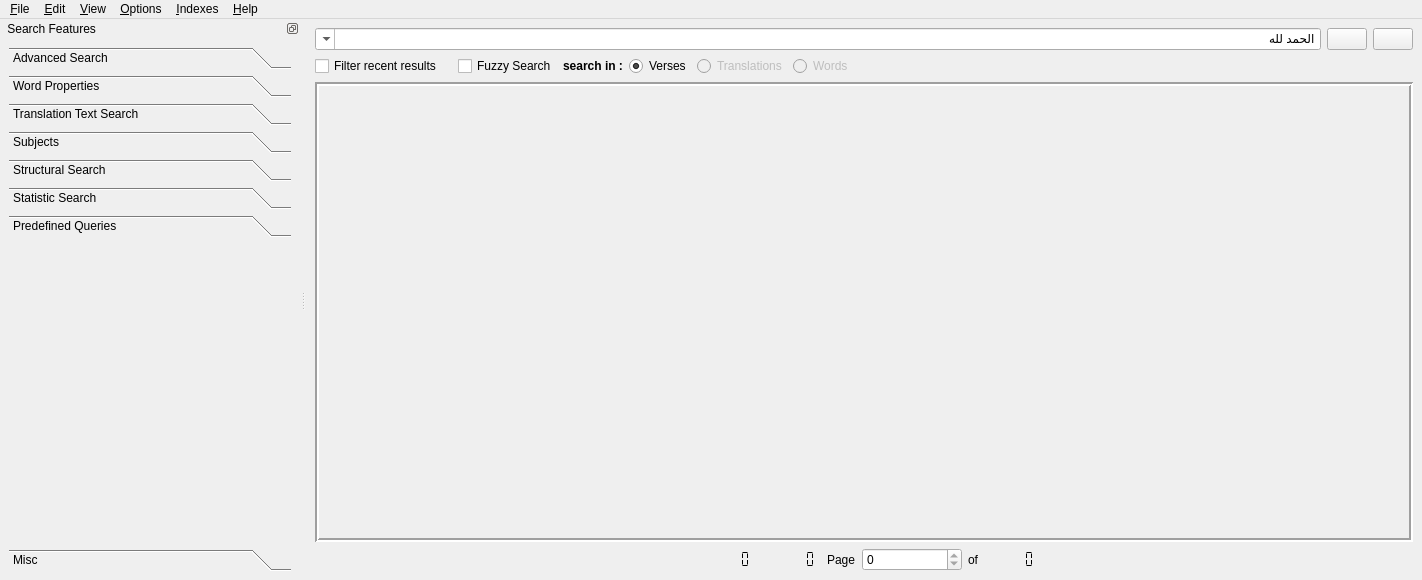
Above: src/alfanous-desktop/UI/mainform.ui from Alfanous-team/alfanous before the change. Below: the same form after it.
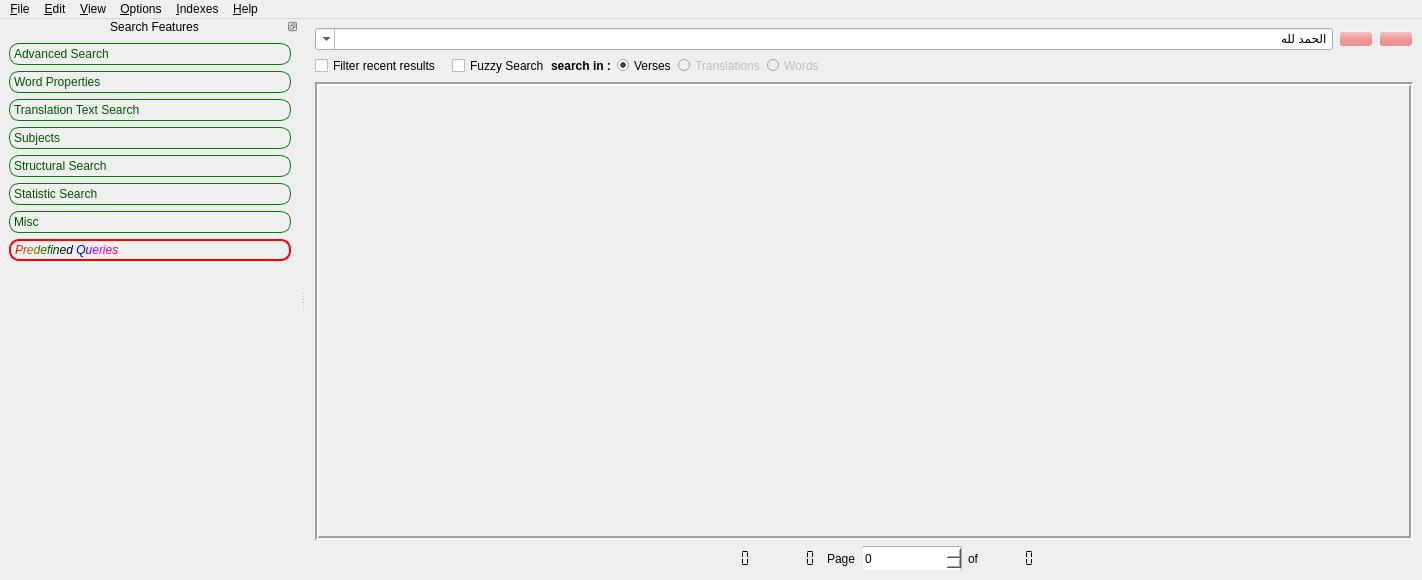
That is the form after the change. The open tabs and pages were chosen to show the change. Icons and pictures are not drawn.

Commit message: Re-include qt style sheet to improve the skin of the app

```diff
--- a/src/alfanous-desktop/UI/mainform.ui
+++ b/src/alfanous-desktop/UI/mainform.ui
@@ -45,6 +45,365 @@
   <property name="layoutDirection">
    <enum>Qt::LeftToRight</enum>
   </property>
+  <property name="styleSheet">
+   <string notr="true"> QToolBox::tab {
+         background: qlineargradient(x1: 0, y1: 0, x2: 0, y2: 1,
+                                     stop: 0 #E1F1E1, stop: 0.4 #DDEDDD,
+                                     stop: 0.5 #D8E8D8, stop: 1.0 #D3E3D3);
+         border-radius: 10px;
+         color: rgb(0, 85, 0);
+     border: 1px solid green;
+     }
+
+     QToolBox::tab:selected { /* italicize selected tabs */
+  background: qlineargradient(x1: 0, y1: 0, x2: 0, y2: 1,
+                                     stop: 0 #C1D1C1, stop: 0.4 #BDCDBD,
+                                     stop: 0.5 #B8C8B8, stop: 1.0 #B3C3B3);
+         font: italic;
+         color: qlineargradient(spread:pad, x1:0, y1:0, x2:1, y2:0, stop:0 rgba(255, 0, 0, 255), stop:0.166 rgba(138, 138, 0, 255), stop:0.333 rgba(0, 92, 0, 255), stop:0.5 rgba(0, 0, 0, 255), stop:0.666 rgba(0, 0, 255, 255), stop:0.833 rgba(255, 0, 255, 255), stop:1 rgba(255, 0, 0, 255));
+     border: 2px solid red;
+}
+
+
+
+
+QDockWidget {
+     border: 1px solid lightgray;
+
+     titlebar-close-icon: url(:/resources/application_exit.png);
+	border-radius:5px;
+ 	icon-size: 64px;
+ }
+
+ QDockWidget::title {
+     text-align: center; /* align the text to the left */
+
+     padding-left: 20px;
+ }
+
+ QDockWidget::close-button, QDockWidget::float-button {
+     border: 1px solid transparent;
+     padding: 0px;
+ }
+
+ QDockWidget::close-button:hover, QDockWidget::float-button:hover {
+
+ }
+
+ QDockWidget::close-button:pressed, QDockWidget::float-button:pressed {
+     padding: 1px -1px -1px 1px;
+ }
+
+QPushButton { background: qlineargradient(spread:pad, x1:0.504091, y1:0.619, x2:0.487, y2:0, stop:0 rgba(240, 146, 146, 255), stop:1 rgba(238, 197, 197, 255)) ;
+ border: 1px solid #f5f6fa;
+     border-radius: 3px; }
+
+QToolButton { background: qlineargradient(spread:pad, x1:0.504091, y1:0.619, x2:0.487, y2:0, stop:0 rgba(162, 200, 160, 255), stop:1 rgba(226, 225, 221, 255));
+ border: 1px solid #f5f6fa;
+     border-radius: 3px; }
+
+
+
+
+
+
+ QMenuBar::item:selected,QPushButton:hover,QToolButton:hover { /* when selected using mouse or keyboard */
+border: 1px solid #f5f6fa;
+     border-radius: 3px;
+
+     background-color: qlineargradient(x1:0, y1:0, x2:0, y2:1,
+                                       stop:0 #d0d0d0 stop:0.5 #259478 stop:1 #57a792);
+ }
+
+ QMenuBar::item:pressed,QPushButton:pressed,QToolButton:pressed{
+          border: 1px solid grey;
+     border-radius: 3px;
+
+background-color: qlineargradient(x1:0, y1:0, x2:0, y2:1,
+                                       stop:0 #e0e0e0 stop:0.5 #257894 stop:1 #5792a7);
+
+}
+
+
+
+
+ QMenu::item { /* when selected using mouse or keyboard */
+
+margin-left: 2px;
+margin-right: 2px;
+
+padding-top: 4px;
+padding-bottom: 4px;
+padding-left: 28px;
+padding-right: 14px;
+
+/*background:blue;*/
+/*padding: 2px 0px 2px -1px;*/
+}
+
+ QMenu::item:selected { /* when selected using mouse or keyboard */
+     border: 1px solid #a7dbff;
+     border-radius: 3px;
+	color: white;
+     background-color: qlineargradient(x1:0, y1:0, x2:0, y2:1,
+                                       stop:0 #f1f1f1 stop:1 #e4f0f5);
+
+margin-left: 1px;
+
+padding-left: 28px;
+
+
+/*padding: 2px 0px 2px -1px;*/
+}
+
+
+
+
+QMenu::indicator:unchecked { /* when selected using mouse or keyboard */
+
+     border-radius: 3px;
+
+}
+
+QMenu::indicator:checked:enabled { /* when selected using mouse or keyboard */
+     border: 1px solid #a7dbff;
+     border-radius: 3px;
+
+     background-color: #e6eff4;
+
+     image: url(:/resources/menu_indicator.png)
+}
+
+
+QMenu::indicator:checked:!enabled { /* when selected using mouse or keyboard */
+     image: url(:/resources/menu_indicator_disabled.png)
+}
+
+
+
+QMenu::separator {
+    height: 2px;
+    margin-left: 0px;
+margin-top: 4px;
+margin-bottom: 4px;
+
+background-color: #aaeeaa;
+
+}
+
+QGroupBox {
+     border: 1px solid green;
+	border-radius:5px;
+	margin: 6px 2px 2px 2px;
+}
+
+QGroupBox::title {
+     subcontrol-origin: margin;
+     subcontrol-position: top left; /* position at the top center */
+     padding: 0 3px;
+}
+
+ QCheckBox {
+     spacing: 5px;
+ }
+
+ QCheckBox::indicator {
+     width: 13px;
+     height: 13px;
+ }
+
+ QCheckBox::indicator:unchecked {
+     image: url(:/resources/checkbox_off_enabled.png);
+ }
+
+ QCheckBox::indicator:unchecked:!enabled {
+     image: url(:/resources/checkbox_off_disabled.png);
+ }
+
+ QCheckBox::indicator:unchecked:hover {
+     image: url(:/resources/checkbox_off_enabled_hover.png);
+ }
+
+ QCheckBox::indicator:unchecked:pressed {
+     image: url(:/resources/checkbox_off_enabled_pressed.png);
+ }
+
+ QCheckBox::indicator:checked {
+     image: url(:/resources/checkbox_on_enabled.png);
+ }
+
+ QCheckBox::indicator:checked:!enabled {
+     image: url(:/resources/checkbox_on_disabled.png);
+ }
+
+
+ QCheckBox::indicator:checked:hover {
+     image: url(:/resources/checkbox_on_enabled_hover.png);
+ }
+
+ QCheckBox::indicator:checked:pressed {
+     image: url(:/resources/checkbox_on_enabled_pressed.png);
+ }
+
+ QCheckBox::indicator:indeterminate:hover {
+     image: url(:/resources/checkbox_inter_enabled_hover.png);
+ }
+
+ QCheckBox::indicator:indeterminate {
+     image: url(:/resources/checkbox_inter_enabled.png);
+ } 
+
+ QCheckBox::indicator:indeterminate:!enabled {
+     image: url(:/resources/checkbox_inter_disabled.png);
+ }
+
+QRadioButton {
+     spacing: 5px;
+ }
+
+ QRadioButton::indicator {
+     width: 12px;
+     height: 12px;
+ }
+
+ QRadioButton::indicator:unchecked {
+     image: url(:/resources/radiobutton_off_enabled.png);
+ }
+
+ QRadioButton::indicator:checked {
+     image: url(:/resources/radiobutton_on_enabled.png);
+ }
+
+ QRadioButton::indicator:checked:hover {
+     image: url(:/resources/radiobutton_on_enabled_hover.png);
+ }
+
+ QRadioButton::indicator:checked:pressed {
+     image: url(:/resources/radiobutton_on_enabled_pressed.png);
+}
+
+ QRadioButton::indicator:unchecked:!enabled {
+     image: url(:/resources/radiobutton_off_disabled.png);
+ }
+
+ QRadioButton::indicator:checked:!enabled {
+     image: url(:/resources/radiobutton_on_disabled.png);
+ }
+
+ QRadioButton::indicator:unchecked:hover {
+     image: url(:/resources/radiobutton_off_enabled_hover.png);
+}
+
+ QRadioButton::indicator:unchecked:pressed {
+     image: url(:/resources/radiobutton_off_enabled_pressed.png);
+}
+
+QLineEdit, QTextEdit, QSpinBox, QDoubleSpinBox, QTextBrowser {
+
+	border-radius: 2px;
+
+
+}
+
+
+
+
+
+
+
+
+QComboBox::QFrame {
+	border: 1px solid #828790;
+}
+
+QLabel,QToolBox {
+	border: 0px solid #828790;
+}
+
+QSpinBox::up-button, QDoubleSpinBox::up-button {
+     subcontrol-origin: border;
+     subcontrol-position: top right; /* position at the top right corner */
+
+     width: 16px; /* 16 + 2*1px border-width = 15px padding + 3px parent border */
+     border-width: 2px;
+	border-bottom-width: 0;
+
+	border-image: url(:/resources/spin_up_enabled.png) 1;
+}
+
+QSpinBox::down-button, QDoubleSpinBox::down-button {
+     subcontrol-origin: border;
+     subcontrol-position: bottom right; /* position at bottom right corner */
+
+     width: 16px;
+     border-width: 2px;
+     border-top-width: 0;
+
+	border-image: url(:/resources/spin_down_enabled.png) 1;
+}
+
+QLineEdit, QTextEdit, QSpinBox, QDoubleSpinBox, QTextBrowser {
+ 	border-top: 1px solid #abadb3;
+ 	border-right: 1px solid #abadb3;
+	border-left: 1px solid #e3e9ef;
+	border-bottom: 1px solid #e3e9ef;
+	border-radius: 2px;
+
+     background: white;
+     selection-background-color: #3399ff;
+
+	min-height: 23 px;
+}
+
+QLineEdit:!enabled, QTextEdit:!enabled, QSpinBox:!enabled, QDoubleSpinBox:!enabled {
+ 	border: 1px solid #afafaf;
+	border-radius: 2px;
+
+     background: white;
+	color: #afafaf;
+     selection-background-color: #3399ff;
+}
+
+
+QLineEdit:hover:enabled, QTextEdit:hover:enabled, QSpinBox:hover:enabled, QDoubleSpinBox:hover:enabled {
+ 	border-top: 1px solid #3d7bad;
+ 	border-right: 1px solid #3d7bad;
+	border-left: 1px solid #b7d9ed;
+	border-bottom: 1px solid #b7d9ed;
+}
+
+
+QSpinBox, QDoubleSpinBox {
+	padding-right: 18px;
+}
+
+QSpinBox::up-button:!enabled, QDoubleSpinBox::up-button:!enabled,
+QSpinBox::up-arrow:off, QDoubleSpinBox::up-arrow:off {
+	border-image: url(:/resources/spin_up_disabled.png) 1;
+}
+
+QSpinBox::down-button:!enabled, QDoubleSpinBox::down-button:!enabled,
+QSpinBox::down-arrow:off, QDoubleSpinBox::down-arrow:off {
+	border-image: url(:/resources/spin_down_disabled.png) 1;
+}
+
+QSpinBox::up-button:hover:enabled, QDoubleSpinBox::up-button:hover:enabled {
+	border-image: url(:/resources/spin_up_enabled_hover.png) 1;
+}
+
+QSpinBox::up-button:pressed:enabled, QDoubleSpinBox::up-button:pressed:enabled {
+	border-image: url(:/resources/spin_up_enabled_pressed.png) 1;
+}
+
+QSpinBox::down-button:hover:enabled, QDoubleSpinBox::down-button:hover:enabled {
+	border-image: url(:/resources/spin_down_enabled_hover.png) 1;
+}
+
+QSpinBox::down-button:pressed:enabled, QDoubleSpinBox::down-button:pressed:enabled {
+	border-image: url(:/resources/spin_down_enabled_pressed.png) 1;
+}
+</string>
+  </property>
   <property name="locale">
    <locale language="English" country="UnitedStates"/>
   </property>
@@ -74,7 +433,7 @@
         </property>
         <property name="minimumSize">
          <size>
-          <width>149</width>
+          <width>0</width>
           <height>0</height>
          </size>
         </property>
@@ -335,7 +694,8 @@
          <widget class="QLCDNumber" name="o_time">
           <property name="font">
            <font>
-            <family>Arial</family>
+            <family>Andale Mono</family>
+            <italic>true</italic>
            </font>
           </property>
           <property name="frameShape">
@@ -432,7 +792,7 @@
         <property name="minimumSize">
          <size>
           <width>100</width>
-          <height>0</height>
+          <height>25</height>
          </size>
         </property>
         <property name="minimum">
@@ -2289,19 +2649,6 @@
          </item>
         </layout>
        </widget>
-       <widget class="QWidget" name="p_predefined">
-        <property name="geometry">
-         <rect>
-          <x>0</x>
-          <y>0</y>
-          <width>276</width>
-          <height>300</height>
-         </rect>
-        </property>
-        <attribute name="label">
-         <string>Predefined Queries</string>
-        </attribute>
-       </widget>
        <widget class="QWidget" name="p_misc">
         <property name="geometry">
          <rect>
@@ -2566,6 +2913,20 @@
          </item>
         </layout>
        </widget>
+       <widget class="QWidget" name="p_predefined">
+        <property name="geometry">
+         <rect>
+          <x>0</x>
+          <y>0</y>
+          <width>276</width>
+          <height>304</height>
+         </rect>
+        </property>
+        <attribute name="label">
+         <string>Predefined Queries</string>
+        </attribute>
+        <layout class="QHBoxLayout" name="horizontalLayout_3"/>
+       </widget>
       </widget>
      </item>
     </layout>
```
Left out of the diff: 29 changed lines with no effect on the pictures.
